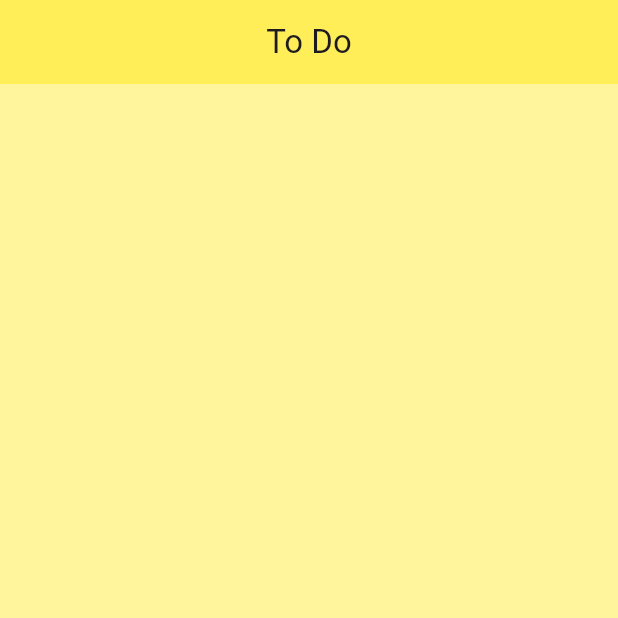
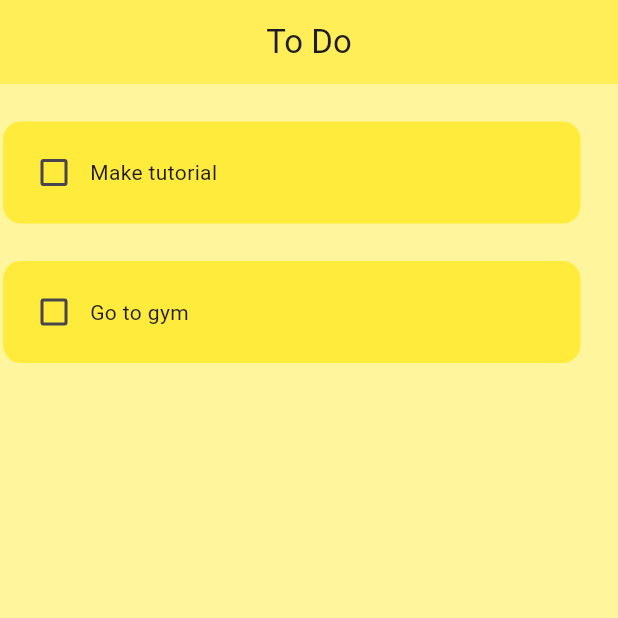
Before and after one commit to Majok-Bol/to_do_application, a Flutter app: the screen it shows after launch, on a phone screen of 412 x 824 dp, the top half of it. Run offline on Flutter 3.47's test engine with Material 3 defaults, Android fonts, the phone set to English and light mode, and no system bars.

Commit message:
added checkbox

```diff
--- a/lib/pages/home_page.dart
+++ b/lib/pages/home_page.dart
@@ -1,11 +1,23 @@
 import 'package:flutter/material.dart';
+import 'package:to_do_application/utils/todo_tile.dart';
 class HomePage extends StatefulWidget {
-  const HomePage({super.key});
+ const HomePage({super.key});
 
   @override
   HomePageState createState() => HomePageState();
 }
 class HomePageState extends State<HomePage>{
+  final List toDoList=[
+    ["Make tutorial",false],
+    ["Go to gym",false],
+
+  ];
+  void checkBoxChanged(bool?value,int index){
+    setState(() {
+      toDoList[index][1]=!toDoList[index][1];
+    });
+
+  }
   @override
   Widget build(BuildContext context){
     return  Scaffold(
@@ -17,6 +29,15 @@ class HomePageState extends State<HomePage>{
       elevation: 0,
 
     ),
+      body:ListView.builder(
+        itemCount:toDoList.length ,
+          itemBuilder: (context,index){
+          return ToDoTile(taskName:toDoList[index][0], taskCompleted: toDoList[index][1], onChanged:(value) {
+            checkBoxChanged(value,index);
+
+          },);
+
+      })
     );
 
   }
--- /dev/null
+++ b/lib/utils/todo_tile.dart
@@ -0,0 +1,28 @@
+import 'package:flutter/material.dart';
+class ToDoTile extends StatelessWidget{
+  ToDoTile({super.key,required this.taskName,required this.taskCompleted,required this.onChanged});
+  final String taskName;
+  final bool taskCompleted;
+  Function(bool?)?onChanged;
+  @override
+  Widget build(BuildContext context){
+    return Padding(
+
+      padding: EdgeInsets.only(left:2,right: 25,top: 25),
+        child:Container(
+          padding: EdgeInsets.all(10),
+
+      decoration: BoxDecoration(
+        color: Colors.yellow.shade500,
+        borderRadius: BorderRadius.circular(12)
+      ),
+      child:Row(
+          children: [
+            Checkbox(value: taskCompleted, onChanged: onChanged,activeColor:Colors.black,),
+            //task name
+            Text(taskName,style: TextStyle(decoration:taskCompleted?TextDecoration.lineThrough:TextDecoration.none),),
+          ]),
+    ),);
+
+  }
+}
```
